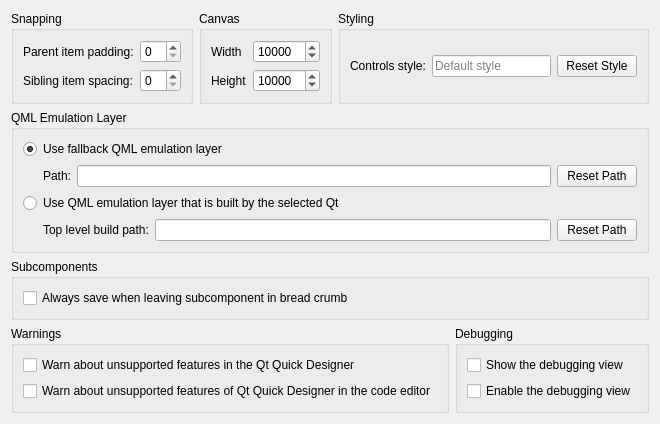
Above: src/plugins/qmldesigner/settingspage.ui from qt-creator/qt-creator before the change. Below: the same form after it.
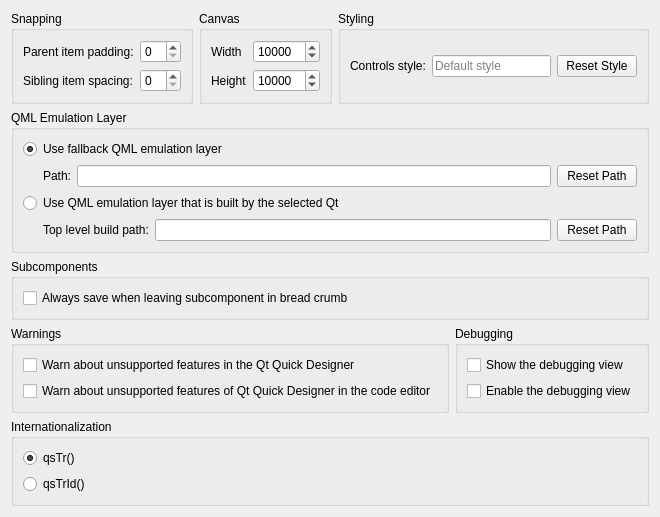
That is the form after the change. Custom widgets are drawn as their Qt base class.

The edit to the form file:
```diff
--- a/src/plugins/qmldesigner/settingspage.ui
+++ b/src/plugins/qmldesigner/settingspage.ui
@@ -6,8 +6,8 @@
    <rect>
     <x>0</x>
     <y>0</y>
-    <width>601</width>
-    <height>389</height>
+    <width>629</width>
+    <height>458</height>
    </rect>
   </property>
   <property name="windowTitle">
@@ -341,6 +341,32 @@
      </item>
     </layout>
    </item>
+   <item>
+    <widget class="QGroupBox" name="groupBox_8">
+     <property name="title">
+      <string>Internationalization</string>
+     </property>
+     <layout class="QVBoxLayout" name="verticalLayout_4">
+      <item>
+       <widget class="QRadioButton" name="useQsTrFunctionRadioButton">
+        <property name="text">
+         <string>qsTr()</string>
+        </property>
+        <property name="checked">
+         <bool>true</bool>
+        </property>
+       </widget>
+      </item>
+      <item>
+       <widget class="QRadioButton" name="useQsTrIdFunctionRadioButton">
+        <property name="text">
+         <string>qsTrId()</string>
+        </property>
+       </widget>
+      </item>
+     </layout>
+    </widget>
+   </item>
    <item>
     <spacer name="verticalSpacer">
      <property name="orientation">
```
